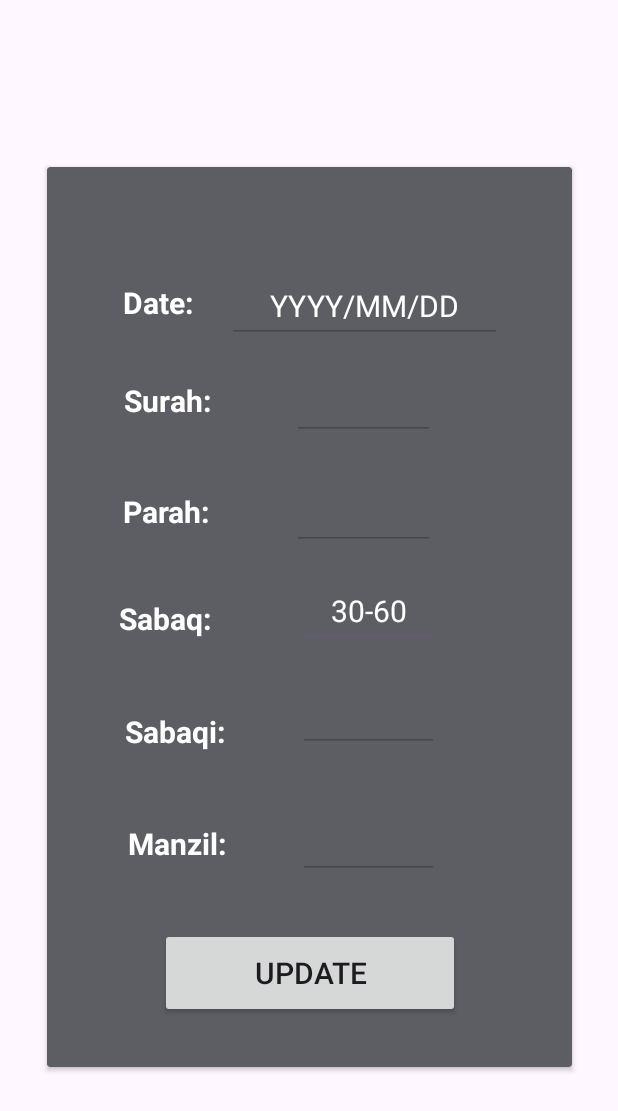
After one commit to seeratfatima19/HifzApp, an Android app: the EditStudentActivity screen opened directly, with no data from a screen before it, on a phone screen of 412 x 824 dp. The commit adds this screen. Shown: the top 1111 px of the screen. Run offline under Robolectric (Android 15) with nearby library versions, the phone set to English and light mode, and no system bars.

Commit message:
new files

```diff
--- a/app/src/main/AndroidManifest.xml
+++ b/app/src/main/AndroidManifest.xml
@@ -12,6 +12,9 @@
         android:supportsRtl="true"
         android:theme="@style/Theme.HifzApp"
         tools:targetApi="31">
+        <activity
+            android:name=".EditStudentActivity"
+            android:exported="false" />
         <activity
             android:name=".UpdateStudentActivity"
             android:exported="false" />
--- /dev/null
+++ b/app/src/main/java/com/example/hifz_app/EditStudentActivity.java
@@ -0,0 +1,14 @@
+package com.example.hifz_app;
+
+import androidx.appcompat.app.AppCompatActivity;
+
+import android.os.Bundle;
+
+public class EditStudentActivity extends AppCompatActivity {
+
+    @Override
+    protected void onCreate(Bundle savedInstanceState) {
+        super.onCreate(savedInstanceState);
+        setContentView(R.layout.activity_edit_student);
+    }
+}
--- a/app/src/main/java/com/example/hifz_app/UpdateStudentActivity.java
+++ b/app/src/main/java/com/example/hifz_app/UpdateStudentActivity.java
@@ -1,9 +1,11 @@
 package com.example.hifz_app;
 
 import androidx.appcompat.app.AppCompatActivity;
+import androidx.appcompat.widget.AppCompatButton;
 
 import android.content.Intent;
 import android.os.Bundle;
+import android.view.View;
 import android.widget.TextView;
 
 import data.DBHandler;
@@ -12,6 +14,7 @@ import data.Student;
 public class UpdateStudentActivity extends AppCompatActivity {
 
     TextView name, stClass, age;
+    AppCompatButton btn;
     @Override
     protected void onCreate(Bundle savedInstanceState) {
         super.onCreate(savedInstanceState);
@@ -26,13 +29,26 @@ public class UpdateStudentActivity extends AppCompatActivity {
         stClass= findViewById(R.id.textViewClass2);
         age= findViewById(R.id.textViewAge2);
 
-        DBHandler dbHandler = new DBHandler(this);
+        DBHandler dbHandler = new DBHandler(UpdateStudentActivity.this);
         Student student = dbHandler.getStudent(id);
 
         name.setText(student.getName());
-        stClass.setText(student.get_Class());
-        age.setText(student.getAge());
+        stClass.setText(Integer.toString(student.get_Class()));
+        age.setText(Integer.toString(student.getAge()));
 
+    // implement recycler view here
+
+
+        ///////////////////////
+
+        btn.setOnClickListener(new View.OnClickListener() {
+            @Override
+            public void onClick(View v) {
+                Intent intent2 = new Intent(UpdateStudentActivity.this,EditStudentActivity.class);
+                intent2.putExtra("id",id);
+                startActivity(intent2);
+            }
+        });
 
     }
 }
--- a/app/src/main/java/data/DBHandler.java
+++ b/app/src/main/java/data/DBHandler.java
@@ -90,7 +90,7 @@ public class DBHandler extends SQLiteOpenHelper {
 
     public Student getStudent(String studentId)
     {
-        String query1= "SELECT * FROM "+ TABLE_NAME1+ " WHERE "+ COLUMN_ID +"="+studentId;
+        String query1= "SELECT * FROM "+ TABLE_NAME1+ " WHERE "+ COLUMN_ID +"= '"+studentId+"'";
         SQLiteDatabase db=this.getReadableDatabase();
         Student student=null;
         try {
@@ -102,6 +102,7 @@ public class DBHandler extends SQLiteOpenHelper {
                 if (cursor.moveToFirst()) {
                     do {
                         student= new Student();
+                        student.setId(cursor.getString(0));
                         student.setName(cursor.getString(1));
                         student.setAge(cursor.getInt(2));
                         student.setClass(cursor.getInt(3));
@@ -120,4 +121,9 @@ public class DBHandler extends SQLiteOpenHelper {
 
         return student;
     }
+
+    public int updateStudent(String date, int surah, int para, String sabaq, String sabqi, String manzil)
+    {
+
+    }
 }
--- /dev/null
+++ b/app/src/main/res/layout/activity_edit_student.xml
@@ -0,0 +1,222 @@
+<?xml version="1.0" encoding="utf-8"?>
+<androidx.constraintlayout.widget.ConstraintLayout xmlns:android="http://schemas.android.com/apk/res/android"
+    xmlns:app="http://schemas.android.com/apk/res-auto"
+    xmlns:tools="http://schemas.android.com/tools"
+    android:layout_width="match_parent"
+    android:layout_height="match_parent"
+    tools:context=".EditStudentActivity">
+
+
+    <androidx.cardview.widget.CardView
+        android:layout_width="350dp"
+        android:layout_height="600dp"
+        android:backgroundTint="@color/material_dynamic_neutral40"
+        app:layout_constraintBottom_toBottomOf="parent"
+        app:layout_constraintEnd_toEndOf="parent"
+        app:layout_constraintStart_toStartOf="parent"
+        app:layout_constraintTop_toTopOf="parent"
+        app:layout_constraintVertical_bias="0.496" >
+
+        <androidx.constraintlayout.widget.ConstraintLayout
+            android:layout_width="match_parent"
+            android:layout_height="match_parent"
+            app:layout_constraintEnd_toEndOf="parent"
+            app:layout_constraintStart_toStartOf="parent">
+
+
+            <EditText
+                android:id="@+id/editsabaq"
+                android:layout_width="92dp"
+                android:layout_height="45dp"
+                android:hint="30-60"
+                android:textAlignment="center"
+                android:textColorHint="@color/white"
+                android:textSize="20dp"
+                app:layout_constraintBottom_toBottomOf="parent"
+                app:layout_constraintEnd_toEndOf="parent"
+                app:layout_constraintHorizontal_bias="0.401"
+                app:layout_constraintStart_toEndOf="@+id/textView6"
+                app:layout_constraintTop_toBottomOf="@+id/editPara"
+                app:layout_constraintVertical_bias="0.064" />
+
+            <EditText
+                android:id="@+id/editsabaqi"
+                android:layout_width="94dp"
+                android:layout_height="46dp"
+                android:textAlignment="center"
+                android:textColorHint="@color/white"
+                android:textSize="20dp"
+                app:layout_constraintBottom_toBottomOf="parent"
+                app:layout_constraintEnd_toEndOf="parent"
+                app:layout_constraintHorizontal_bias="0.354"
+                app:layout_constraintStart_toEndOf="@+id/textView7"
+                app:layout_constraintTop_toBottomOf="@+id/editsabaq"
+                app:layout_constraintVertical_bias="0.103" />
+
+            <EditText
+                android:id="@+id/editManzil"
+                android:layout_width="94dp"
+                android:layout_height="46dp"
+                android:textAlignment="center"
+                android:textColorHint="@color/white"
+                android:textSize="20dp"
+                app:layout_constraintBottom_toBottomOf="parent"
+                app:layout_constraintEnd_toEndOf="parent"
+                app:layout_constraintHorizontal_bias="0.352"
+                app:layout_constraintStart_toEndOf="@+id/textView8"
+                app:layout_constraintTop_toBottomOf="@+id/editsabaqi"
+                app:layout_constraintVertical_bias="0.236" />
+
+            <EditText
+                android:id="@+id/editPara"
+                android:layout_width="95dp"
+                android:layout_height="40dp"
+                android:hint=""
+                android:textAlignment="center"
+                android:textColorHint="@color/white"
+                android:textSize="20dp"
+                app:layout_constraintBottom_toBottomOf="parent"
+                app:layout_constraintEnd_toEndOf="parent"
+                app:layout_constraintHorizontal_bias="0.376"
+                app:layout_constraintStart_toEndOf="@+id/textView5"
+                app:layout_constraintTop_toBottomOf="@+id/editSurah"
+                app:layout_constraintVertical_bias="0.089" />
+
+            <EditText
+                android:id="@+id/editDate"
+                android:layout_width="183dp"
+                android:layout_height="49dp"
+                android:layout_marginEnd="44dp"
+                android:hint="YYYY/MM/DD"
+                android:textAlignment="center"
+                android:textColorHint="@color/white"
+                android:textSize="20dp"
+                app:layout_constraintBottom_toBottomOf="parent"
+                app:layout_constraintEnd_toEndOf="parent"
+                app:layout_constraintHorizontal_bias="0.884"
+                app:layout_constraintStart_toEndOf="@+id/textView2"
+                app:layout_constraintTop_toTopOf="parent"
+                app:layout_constraintVertical_bias="0.123" />
+
+            <EditText
+                android:id="@+id/editSurah"
+                android:layout_width="95dp"
+                android:layout_height="40dp"
+                android:hint=""
+                android:textAlignment="center"
+                android:textColorHint="@color/white"
+                android:textSize="20dp"
+                app:layout_constraintBottom_toBottomOf="parent"
+                app:layout_constraintEnd_toEndOf="parent"
+                app:layout_constraintHorizontal_bias="0.372"
+                app:layout_constraintStart_toEndOf="@+id/textView3"
+                app:layout_constraintTop_toBottomOf="@+id/editDate"
+                app:layout_constraintVertical_bias="0.056" />
+
+            <TextView
+                android:id="@+id/textView2"
+                android:layout_width="wrap_content"
+                android:layout_height="wrap_content"
+                android:text="Date:"
+                android:textColor="@color/white"
+                android:textSize="20dp"
+                android:textStyle="bold"
+                app:layout_constraintBottom_toBottomOf="parent"
+                app:layout_constraintEnd_toEndOf="parent"
+                app:layout_constraintHorizontal_bias="0.168"
+                app:layout_constraintStart_toStartOf="parent"
+                app:layout_constraintTop_toTopOf="parent"
+                app:layout_constraintVertical_bias="0.134" />
+
+            <TextView
+                android:id="@+id/textView3"
+                android:layout_width="wrap_content"
+                android:layout_height="wrap_content"
+                android:text="Surah:"
+                android:textColor="@color/white"
+                android:textSize="20dp"
+                android:textStyle="bold"
+                app:layout_constraintBottom_toBottomOf="parent"
+                app:layout_constraintEnd_toEndOf="parent"
+                app:layout_constraintHorizontal_bias="0.175"
+                app:layout_constraintStart_toStartOf="parent"
+                app:layout_constraintTop_toBottomOf="@+id/textView2"
+                app:layout_constraintVertical_bias="0.081" />
+
+            <TextView
+                android:id="@+id/textView5"
+                android:layout_width="wrap_content"
+                android:layout_height="wrap_content"
+                android:text="Parah:"
+                android:textColor="@color/white"
+                android:textSize="20dp"
+                android:textStyle="bold"
+                app:layout_constraintBottom_toBottomOf="parent"
+                app:layout_constraintEnd_toEndOf="parent"
+                app:layout_constraintHorizontal_bias="0.174"
+                app:layout_constraintStart_toStartOf="parent"
+                app:layout_constraintTop_toBottomOf="@+id/textView3"
+                app:layout_constraintVertical_bias="0.116" />
+
+            <TextView
+                android:id="@+id/textView6"
+                android:layout_width="wrap_content"
+                android:layout_height="wrap_content"
+                android:text="Sabaq:"
+                android:textColor="@color/white"
+                android:textSize="20dp"
+                android:textStyle="bold"
+                app:layout_constraintBottom_toBottomOf="parent"
+                app:layout_constraintEnd_toEndOf="parent"
+                app:layout_constraintHorizontal_bias="0.166"
+                app:layout_constraintStart_toStartOf="parent"
+                app:layout_constraintTop_toBottomOf="@+id/textView5"
+                app:layout_constraintVertical_bias="0.133" />
+
+            <TextView
+                android:id="@+id/textView7"
+                android:layout_width="wrap_content"
+                android:layout_height="wrap_content"
+                android:text="Sabaqi:"
+                android:textColor="@color/white"
+                android:textSize="20dp"
+                android:textStyle="bold"
+                app:layout_constraintBottom_toBottomOf="parent"
+                app:layout_constraintEnd_toEndOf="parent"
+                app:layout_constraintHorizontal_bias="0.184"
+                app:layout_constraintStart_toStartOf="parent"
+                app:layout_constraintTop_toBottomOf="@+id/textView6"
+                app:layout_constraintVertical_bias="0.185" />
+
+            <TextView
+                android:id="@+id/textView8"
+                android:layout_width="wrap_content"
+                android:layout_height="wrap_content"
+                android:text="Manzil:"
+                android:textColor="@color/white"
+                android:textSize="20dp"
+                android:textStyle="bold"
+                app:layout_constraintBottom_toBottomOf="parent"
+                app:layout_constraintEnd_toEndOf="parent"
+                app:layout_constraintHorizontal_bias="0.19"
+                app:layout_constraintStart_toStartOf="parent"
+                app:layout_constraintTop_toBottomOf="@+id/textView7"
+                app:layout_constraintVertical_bias="0.26" />
+
+
+            <androidx.appcompat.widget.AppCompatButton
+                android:id="@+id/updateStudent"
+                android:layout_width="200dp"
+                android:layout_height="60dp"
+                android:text="Update"
+                android:textSize="20dp"
+                app:layout_constraintBottom_toBottomOf="parent"
+                app:layout_constraintEnd_toEndOf="parent"
+                app:layout_constraintStart_toStartOf="parent"
+                app:layout_constraintTop_toBottomOf="@+id/editManzil" />
+
+        </androidx.constraintlayout.widget.ConstraintLayout>
+    </androidx.cardview.widget.CardView>
+
+
+</androidx.constraintlayout.widget.ConstraintLayout>
--- a/app/src/main/res/layout/activity_update_student.xml
+++ b/app/src/main/res/layout/activity_update_student.xml
@@ -14,12 +14,15 @@
         android:layout_width="365dp"
         android:layout_height="200dp"
         android:layout_marginTop="20dp"
+        app:cardCornerRadius="10dp"
+        android:layout_gravity="center"
         android:backgroundTint="@color/cardview_dark_background"
-        app:cardCornerRadius="10dp">
+        >
 
         <androidx.constraintlayout.widget.ConstraintLayout
             android:layout_width="match_parent"
-            android:layout_height="match_parent">
+            android:layout_height="match_parent"
+            >
 
 
             <TextView
--- a/app/src/main/res/layout/recycler_view_template.xml
+++ b/app/src/main/res/layout/recycler_view_template.xml
@@ -42,6 +42,7 @@
                 android:layout_width="100dp"
                 android:layout_height="30dp"
                 android:hint="YYYY/MM/DD"
+                android:textSize="20dp"
                 app:layout_constraintBottom_toBottomOf="parent"
                 app:layout_constraintEnd_toEndOf="parent"
                 app:layout_constraintHorizontal_bias="0.413"
@@ -68,6 +69,7 @@
                 android:layout_width="70dp"
                 android:layout_height="30dp"
                 android:hint="10"
+                android:textSize="20dp"
                 android:textAlignment="center"
                 app:layout_constraintBottom_toBottomOf="parent"
                 app:layout_constraintEnd_toEndOf="parent"
@@ -95,6 +97,7 @@
                 android:layout_width="70dp"
                 android:layout_height="30dp"
                 android:hint="7"
+                android:textSize="20dp"
                 android:textAlignment="center"
                 app:layout_constraintBottom_toBottomOf="parent"
                 app:layout_constraintEnd_toEndOf="parent"
@@ -122,6 +125,7 @@
                 android:layout_width="100dp"
                 android:layout_height="30dp"
                 android:hint="ayat 30-60"
+                android:textSize="20dp"
                 app:layout_constraintBottom_toBottomOf="parent"
                 app:layout_constraintEnd_toEndOf="parent"
                 app:layout_constraintHorizontal_bias="0.093"
@@ -148,6 +152,7 @@
                 android:layout_width="70dp"
                 android:layout_height="30dp"
                 android:hint="9"
+                android:textSize="20dp"
                 android:textAlignment="center"
                 app:layout_constraintBottom_toBottomOf="parent"
                 app:layout_constraintEnd_toEndOf="parent"
@@ -175,6 +180,7 @@
                 android:layout_width="70dp"
                 android:layout_height="30dp"
                 android:hint="6"
+                android:textSize="20dp"
                 android:textAlignment="center"
                 app:layout_constraintBottom_toBottomOf="parent"
                 app:layout_constraintEnd_toEndOf="parent"
--- a/app/src/main/res/values/colors.xml
+++ b/app/src/main/res/values/colors.xml
@@ -2,4 +2,5 @@
 <resources>
     <color name="black">#FF000000</color>
     <color name="white">#FFFFFFFF</color>
+    <color name="gray">#050505</color>
 </resources>
```
